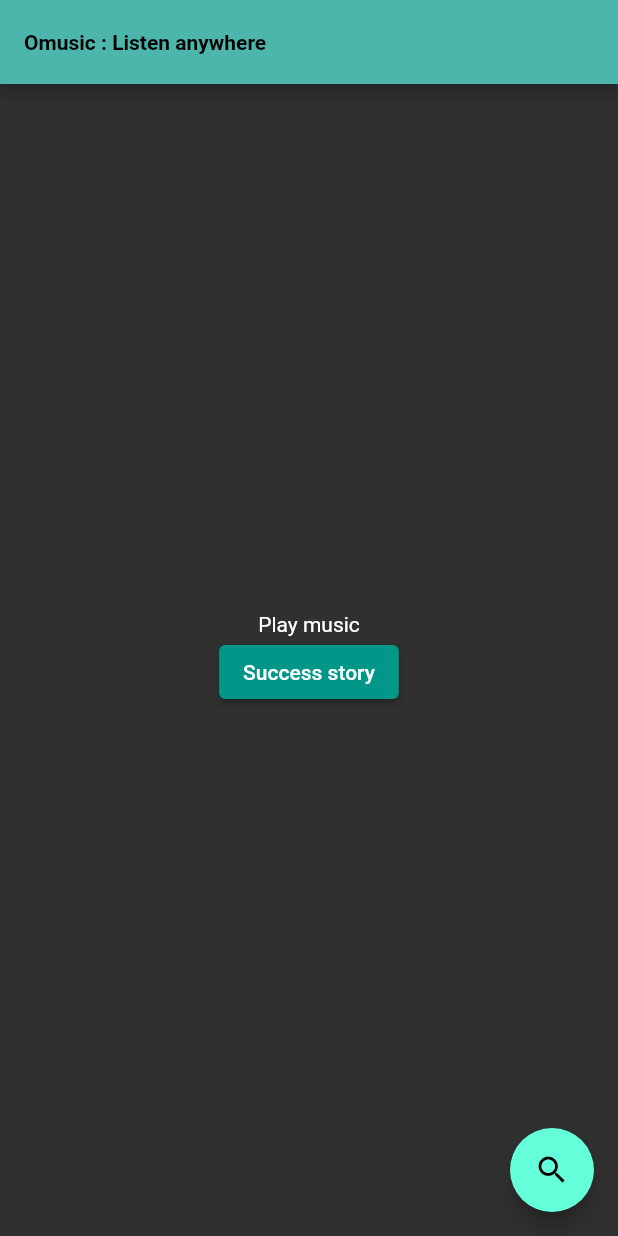
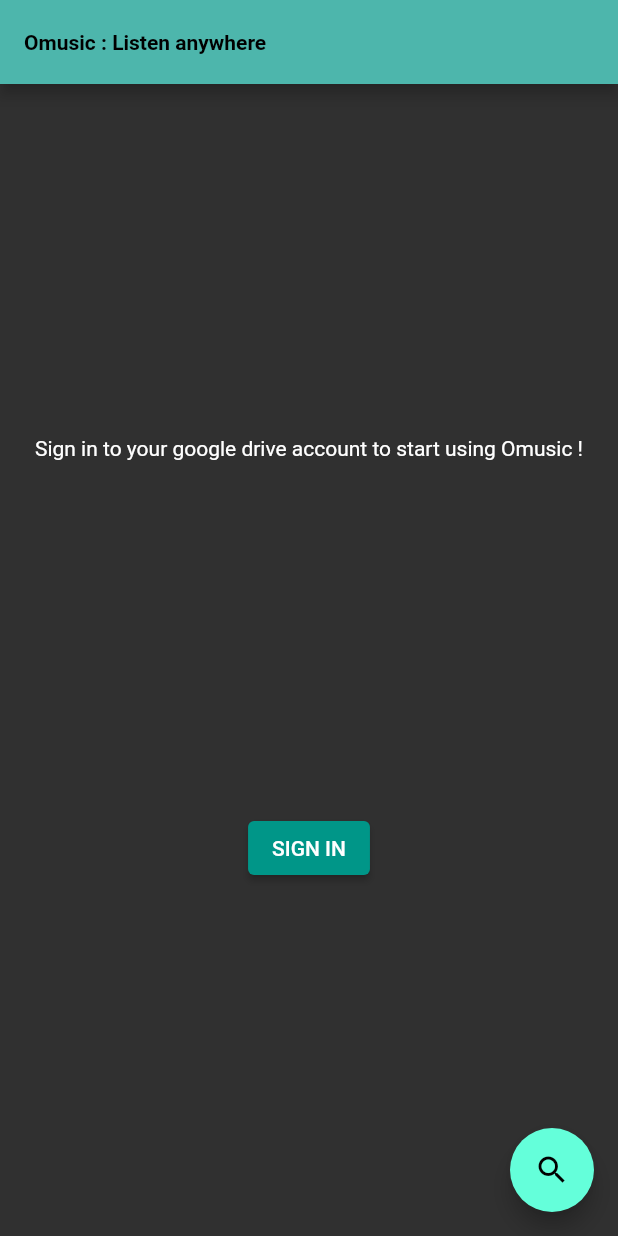
Before and after one commit to JeanNicolasdeLamballerie/Omusic, a Flutter app: the screen it shows after launch, on a phone screen of 412 x 824 dp. Run offline on Flutter 3.47's test engine with Material 2 defaults, Android fonts, the light colour scheme and no system bars; our stand-ins replace google_sign_in, hive, hive_flutter; missing offline and left inert: biometric_storage; accounts and stored records are empty.

Commit message:
implemented web/android login

```diff
--- a/lib/frog.dart
+++ b/lib/frog.dart
@@ -7,9 +7,9 @@
   static InheritedSongWrapperState of(BuildContext context,
       {bool build = true}) {
     return build
-        ? context.dependOnInheritedWidgetOfExactType<InheritedLogin>()!.data
+        ? context.dependOnInheritedWidgetOfExactType<InheritedSong>()!.data
         : context
-            .findAncestorWidgetOfExactType<InheritedLogin>()!
+            .findAncestorWidgetOfExactType<InheritedSong>()!
             .data; // If we don't want to rebuild the current widget, we can pass StaticWrapper = InheritedSongWrapper.of(context, false); only using the original data passed down
   }
 
@@ -29,14 +29,14 @@
 
   @override
   Widget build(BuildContext context) {
-    print("building widget InheritedLogin ");
+    print("building widget InheritedSong ");
     print(name);
-    return InheritedLogin(inheritedChild: widget.child, data: this, name: name);
+    return InheritedSong(inheritedChild: widget.child, data: this, name: name);
   }
 }
 
-class InheritedLogin extends InheritedWidget {
-  const InheritedLogin(
+class InheritedSong extends InheritedWidget {
+  const InheritedSong(
       {Key? key,
       required this.inheritedChild,
       required this.data,
@@ -46,7 +46,7 @@
   final String name;
   final InheritedSongWrapperState data;
   @override
-  bool updateShouldNotify(InheritedLogin oldWidget) {
+  bool updateShouldNotify(InheritedSong oldWidget) {
     return name != oldWidget.name;
   }
 
--- a/lib/login.dart
+++ b/lib/login.dart
@@ -4,6 +4,7 @@
 import 'package:hive/hive.dart';
 import 'package:hive_flutter/hive_flutter.dart';
 import 'package:biometric_storage/biometric_storage.dart';
+import 'package:omusic/login_provider.dart';
 //~ Init & logic
 
 retrieveKey() async {
@@ -48,6 +49,7 @@
     //todo init login
   } else {
     // todo login
+
   }
 
   return encryptedBox;
@@ -127,8 +129,7 @@
 class _LoginWidgetState extends State<LoginWidget> {
   @override
   Widget build(BuildContext context) {
-    return ElevatedButton(
-        onPressed: onPressed, child: const Text("Success story"));
+    return const SignIn();
   }
 
   onPressed() {
@@ -147,6 +148,6 @@
   Widget build(BuildContext context) {
     final LoginWrapperState state = LoginWrapper.of(context,
         build: false); // Uses ancestor instead of current > see doc
-    return Text(state.gToken);
+    return Text(state.gToken.toString());
   }
 }
--- /dev/null
+++ b/lib/login_provider.dart
@@ -0,0 +1,100 @@
+//import 'package:http/http.dart' as http;
+import 'package:google_sign_in/google_sign_in.dart';
+import 'package:flutter/material.dart';
+//import 'dart:convert' show json;
+
+GoogleSignIn _googleSignIn = GoogleSignIn(
+  scopes: [
+    'email',
+    'https://www.googleapis.com/auth/userinfo.profile',
+    'https://www.googleapis.com/auth/contacts.readonly',
+    'https://www.googleapis.com/auth/drive',
+    'https://www.googleapis.com/auth/docs',
+    'https://www.googleapis.com/auth/drive.appdata',
+  ],
+);
+
+class SignIn extends StatefulWidget {
+  const SignIn({Key? key}) : super(key: key);
+
+  @override
+  State createState() => SignInState();
+}
+
+class SignInState extends State<SignIn> {
+  GoogleSignInAccount? _currentUser;
+  String _contactText = '';
+
+  @override
+  void initState() {
+    super.initState();
+    _googleSignIn.onCurrentUserChanged.listen((GoogleSignInAccount? account) {
+      setState(() {
+        _currentUser = account;
+        print(account);
+      });
+      if (_currentUser != null) {
+        //_handleGetContact(_currentUser!);
+      }
+    });
+    _googleSignIn.signInSilently();
+  }
+
+  Future<void> _handleSignIn() async {
+    try {
+      await _googleSignIn.signIn();
+    } catch (error) {
+      print(error);
+    }
+  }
+
+  Future<void> _handleSignOut() => _googleSignIn.disconnect();
+
+  // Widget _buildBody() {
+
+  // }
+
+  @override
+  Widget build(BuildContext context) {
+    GoogleSignInAccount? user = _currentUser;
+    print(user.toString());
+
+    if (user != null) {
+      return Column(
+        mainAxisAlignment: MainAxisAlignment.spaceBetween,
+        children: <Widget>[
+          Expanded(
+            flex: 4,
+            child: ListTile(
+              leading: GoogleUserCircleAvatar(
+                identity: user,
+              ),
+              title: Text(user.displayName ?? ''),
+              subtitle: Text(user.email),
+              trailing: ElevatedButton(
+                child: const Text('SIGN OUT'),
+                onPressed: _handleSignOut,
+              ),
+            ),
+          ),
+          const Expanded(
+            flex: 6,
+            child: Text("Signed in successfully."),
+          ),
+        ],
+      );
+    } else {
+      return Column(
+        mainAxisAlignment: MainAxisAlignment.spaceEvenly,
+        children: <Widget>[
+          const Text(
+              "Sign in to your google drive account to start using Omusic !"),
+          ElevatedButton(
+            child: const Text('SIGN IN'),
+            onPressed: _handleSignIn,
+          ),
+        ],
+      );
+    }
+  }
+}
--- a/lib/main.dart
+++ b/lib/main.dart
@@ -10,9 +10,10 @@
 
 //? If trying to compile in Ubuntu, you need to install the libsecret-1-dev package before executing flutter run. This is a requirement for compiling biometric_storage.
 dynamic encryptedBox;
+
 void main() async {
   WidgetsFlutterBinding.ensureInitialized(); //~is it still necessary ? To test;
-  encryptedBox = await retrieveKey();
+  //encryptedBox = await retrieveKey();
   runApp(const MyApp());
 }
 
@@ -30,7 +31,7 @@
   @override
   Widget build(BuildContext context) {
     return MaterialApp(
-      title: 'Flutter Demo',
+      title: "O'Music",
       theme: ThemeData(
         brightness: Brightness.dark,
         primarySwatch: Colors.teal,
@@ -99,7 +100,11 @@
         body: Center(
           // Center is a layout widget. It takes a single child and positions it
           // in the middle of the parent.
-          child: Column(
+          child:
+              // SizedBox(
+              //   height: 700.0,
+              //child:
+              Column(
             // Column is also a layout widget. It takes a list of children and
             // arranges them vertically. By default, it sizes itself to fit its
             // children horizontally, and tries to be as tall as its parent.
@@ -116,11 +121,9 @@
             // horizontal).
             mainAxisAlignment: MainAxisAlignment.center,
             children: const <Widget>[
-              Text(
-                'Play music',
-              ),
               //Text(InheritedSongWrapper.of(context).name),
-              WidgetA(),
+              Expanded(child: LoginWidget()),
+              // Column(children: const <Widget>[]),
               // ElevatedButton(
               //     onPressed: () => InheritedSongWrapper.of(context)
               //         .changeSongName("newName"),
@@ -129,6 +132,7 @@
             ],
           ),
         ),
+        // ),
         floatingActionButton: FloatingActionButton(
           onPressed: () => _changeSong('newName'), //_incrementCounter,
           tooltip: 'Search',
```
Also changed, not shown: lib/models/google_data.dart (added, +75 -0 lines).
